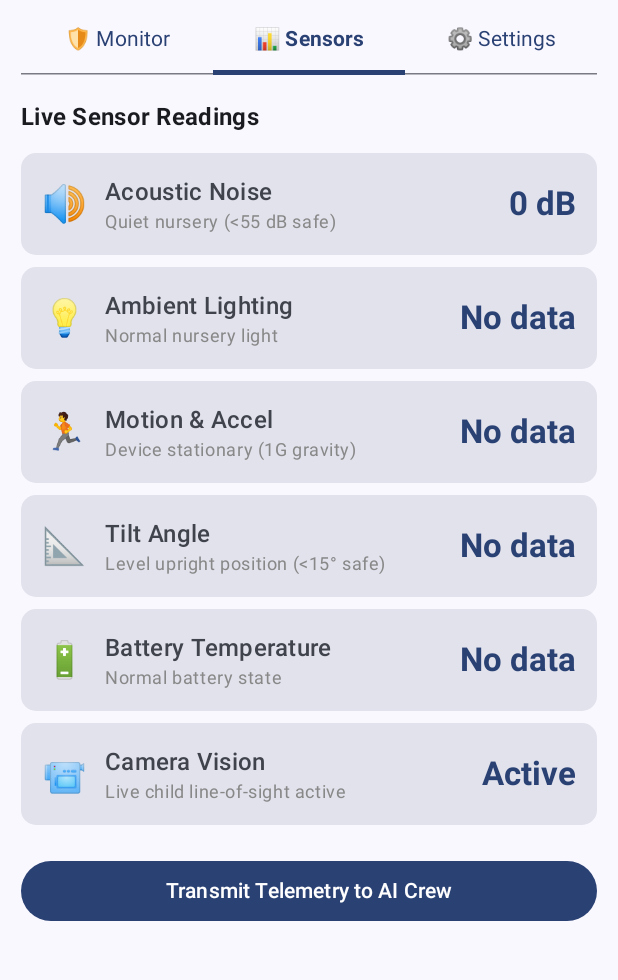
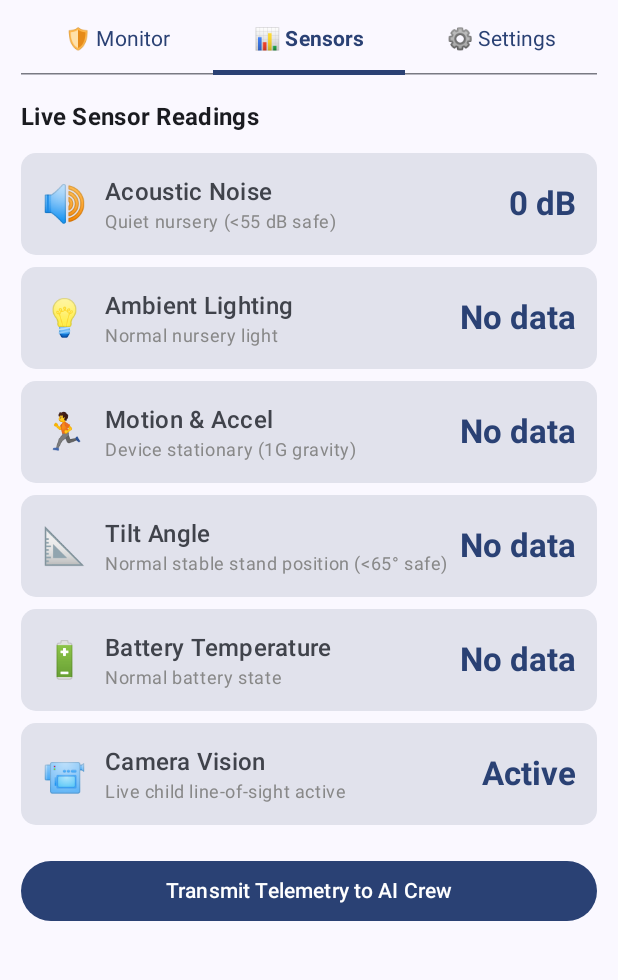
Before and after one commit to achyut-29/HazardGuard, an Android app built with Jetpack Compose: the screen it shows after launch (MainActivity), tab 2 chosen, on a phone screen of 412 x 824 dp, the part 51-1031 px from its top. Run offline under Robolectric (Android 15) with nearby library versions, the phone set to English and light mode, and no system bars.

Commit message:
Update UI tilt warning threshold to 75 deg

```diff
--- a/app/src/main/java/com/example/hazardguard/MainActivity.kt
+++ b/app/src/main/java/com/example/hazardguard/MainActivity.kt
@@ -578,7 +578,7 @@ fun SensorScreen(modifier: Modifier = Modifier) {
             put("sensors", JSONObject().apply {
                 put("noise_db", if (simulateHazard) 88.0 else (noise ?: 0f).toDouble())
                 put("motion_ms2", if (simulateHazard) 15.0 else (accel ?: 9.81f).toDouble())
-                put("tilt_deg", if (simulateHazard) 60.0 else (tilt ?: 0f).toDouble())
+                put("tilt_deg", if (simulateHazard) 110.0 else (tilt ?: 0f).toDouble())
                 if (simulateHazard) {
                     put("smoke_level", 0.70)
                     put("gas_ppm", 650.0)
@@ -724,7 +724,7 @@ fun SensorScreen(modifier: Modifier = Modifier) {
                         QuickSensorChip("🔊", noise?.let { "%.0fdB".format(it) } ?: "-", "Noise", (noise ?: 0f) > 65f)
                         QuickSensorChip("💡", lux?.let { "%.0flx".format(it) } ?: "-", "Light")
                         QuickSensorChip("🏃", accel?.let { "%.1f".format(it) } ?: "-", "Motion")
-                        QuickSensorChip("📐", tilt?.let { "%.0f°".format(it) } ?: "-", "Tilt", (tilt ?: 0f) > 35f)
+                        QuickSensorChip("📐", tilt?.let { "%.0f°".format(it) } ?: "-", "Tilt", (tilt ?: 0f) > 75f)
                         QuickSensorChip("🔋", batteryTemp?.let { "%.0f°C".format(it) } ?: "-", "Temp")
                     }
 
@@ -885,9 +885,9 @@ fun SensorScreen(modifier: Modifier = Modifier) {
                     SensorDetailCard(
                         title = "Tilt Angle",
                         value = tilt?.let { "%.0f°".format(it) } ?: "No data",
-                        subtext = if ((tilt ?: 0f) > 45f) "⚠️ Device fallen or steeply tilted" else "Level upright position (<15° safe)",
+                        subtext = if ((tilt ?: 0f) > 75f) "⚠️ Device toppled or fallen (>75°)" else "Normal stable stand position (<65° safe)",
                         icon = "📐",
-                        isWarning = (tilt ?: 0f) > 45f
+                        isWarning = (tilt ?: 0f) > 75f
                     )
 
                     SensorDetailCard(
```
